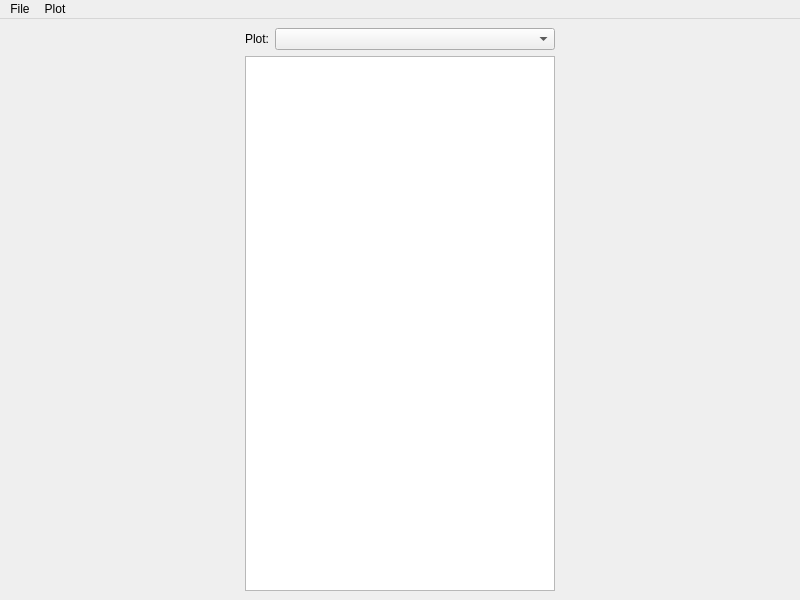
roggenbrot42/Radiolarite, file mainwindow.ui: the form before one commit.
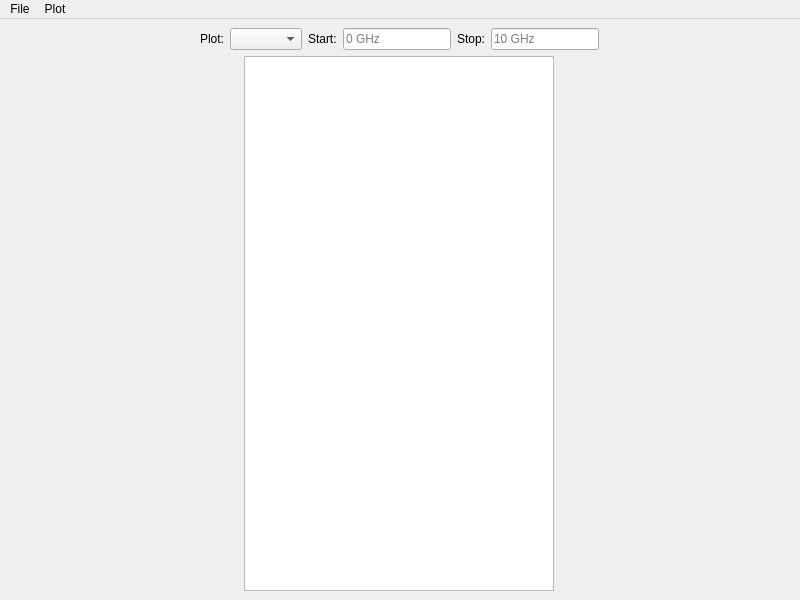
The form after the commit.

```diff
--- a/mainwindow.ui
+++ b/mainwindow.ui
@@ -27,23 +27,54 @@
        <layout class="QHBoxLayout" name="horizontalLayout">
         <item>
          <widget class="QLabel" name="plotSelectorLabel">
-          <property name="sizePolicy">
-           <sizepolicy hsizetype="Fixed" vsizetype="Preferred">
-            <horstretch>0</horstretch>
-            <verstretch>0</verstretch>
-           </sizepolicy>
-          </property>
           <property name="text">
            <string>Plot:</string>
           </property>
-          <property name="margin">
-           <number>5</number>
-          </property>
          </widget>
         </item>
         <item>
          <widget class="QComboBox" name="plotSelectorBox"/>
         </item>
+        <item>
+         <widget class="QLabel" name="label">
+          <property name="text">
+           <string>Start:</string>
+          </property>
+         </widget>
+        </item>
+        <item>
+         <widget class="QLineEdit" name="startFrequencyEdit">
+          <property name="sizePolicy">
+           <sizepolicy hsizetype="Minimum" vsizetype="Fixed">
+            <horstretch>0</horstretch>
+            <verstretch>0</verstretch>
+           </sizepolicy>
+          </property>
+          <property name="placeholderText">
+           <string>0 GHz</string>
+          </property>
+         </widget>
+        </item>
+        <item>
+         <widget class="QLabel" name="label_2">
+          <property name="text">
+           <string>Stop:</string>
+          </property>
+         </widget>
+        </item>
+        <item>
+         <widget class="QLineEdit" name="stopFrequencyEdit">
+          <property name="sizePolicy">
+           <sizepolicy hsizetype="Minimum" vsizetype="Fixed">
+            <horstretch>0</horstretch>
+            <verstretch>0</verstretch>
+           </sizepolicy>
+          </property>
+          <property name="placeholderText">
+           <string>10 GHz</string>
+          </property>
+         </widget>
+        </item>
        </layout>
       </item>
       <item>
```
